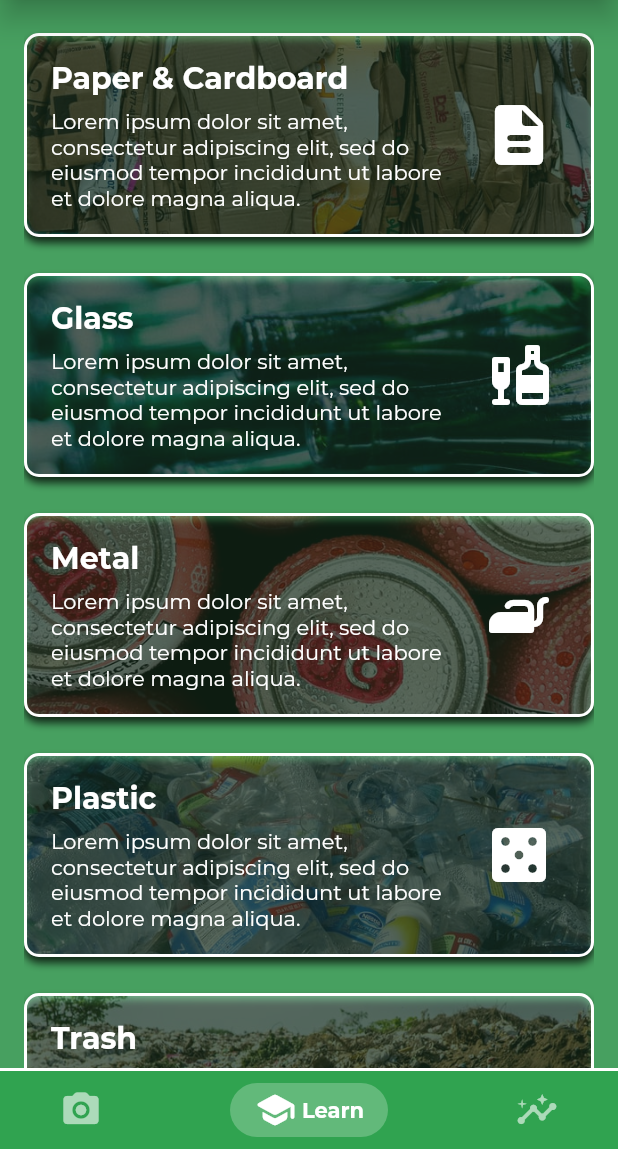
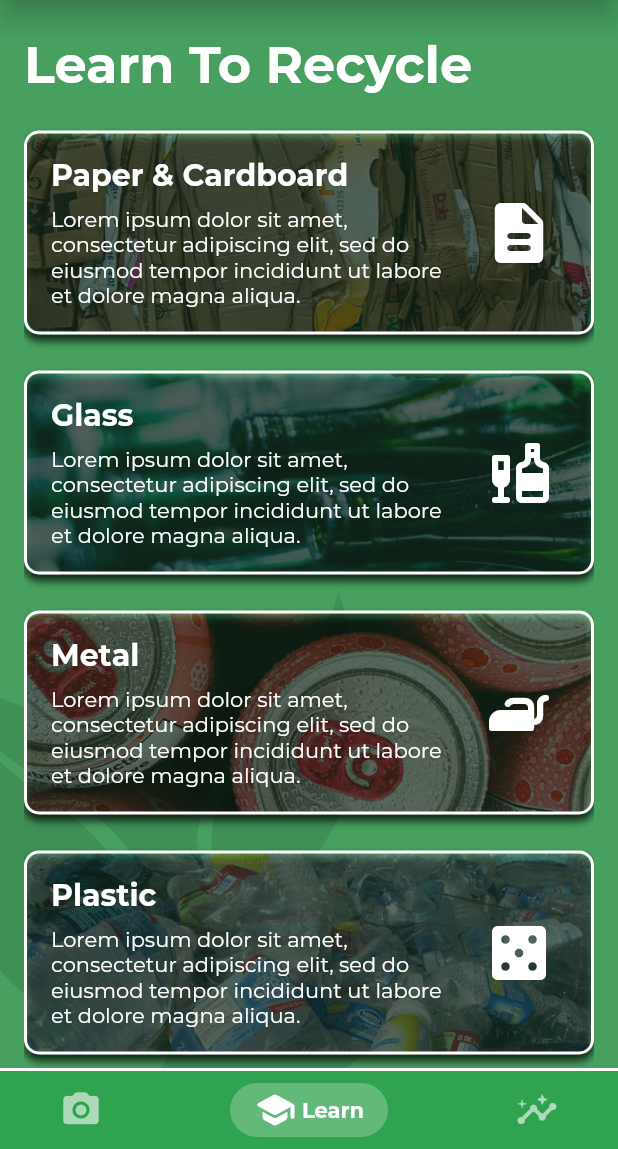
Before and after one commit to matthewyingtao/environ, a Flutter app: the screen it shows once a user with an empty profile is signed in, swiped to page 2, on a phone screen of 412 x 824 dp, the part 87-1236 px from its top. Run offline on Flutter 3.47's test engine with Material 2 defaults, Android fonts, the phone set to English and light mode, and no system bars; drawn by our look-alikes of google_nav_bar; our stand-ins replace camera, cloud_firestore, firebase_auth, firebase_core, flutter_spinkit, flutter_svg and 2 more; missing offline and left inert: tflite; accounts and stored records are empty.

Commit message:
added leaf motif to the courses page

```diff
--- a/lib/screens/home/courses.dart
+++ b/lib/screens/home/courses.dart
@@ -1,16 +1,37 @@
 import 'package:environ/shared/components/course_card.dart';
 import 'package:flutter/material.dart';
+import 'dart:math';
+import 'package:flutter_svg/flutter_svg.dart';
 
 class Courses extends StatelessWidget {
   @override
   Widget build(BuildContext context) {
-    return Container(
-      margin: EdgeInsets.symmetric(
-        horizontal: 16,
+    return Stack(
+      children: [
+        Positioned(
+          bottom: -40,
+          left: -80,
+          child: Transform(
+            transform: Matrix4.rotationZ(pi / 12.0),
+            alignment: Alignment.center,
+            child: SvgPicture.asset(
+              "assets/leavesbg.svg",
+              color: Color.fromRGBO(0, 0, 0, 0.1),
+              height: 400,
+              width: 400,
             ),
+          ),
+        ),
+        Container(
+          padding: EdgeInsets.symmetric(horizontal: 16),
           child: ListView(
             physics: BouncingScrollPhysics(),
             children: [
+              SizedBox(height: 24.0),
+              Text(
+                "Learn To Recycle",
+                style: Theme.of(context).textTheme.headline4,
+              ),
               SizedBox(height: 24.0),
               CourseCard(
                 heading: "Paper & Cardboard",
@@ -50,6 +71,8 @@ class Courses extends StatelessWidget {
               SizedBox(height: 24.0),
             ],
           ),
+        ),
+      ],
     );
   }
 }
```
Lines whose indentation alone changed are shown as unchanged.
